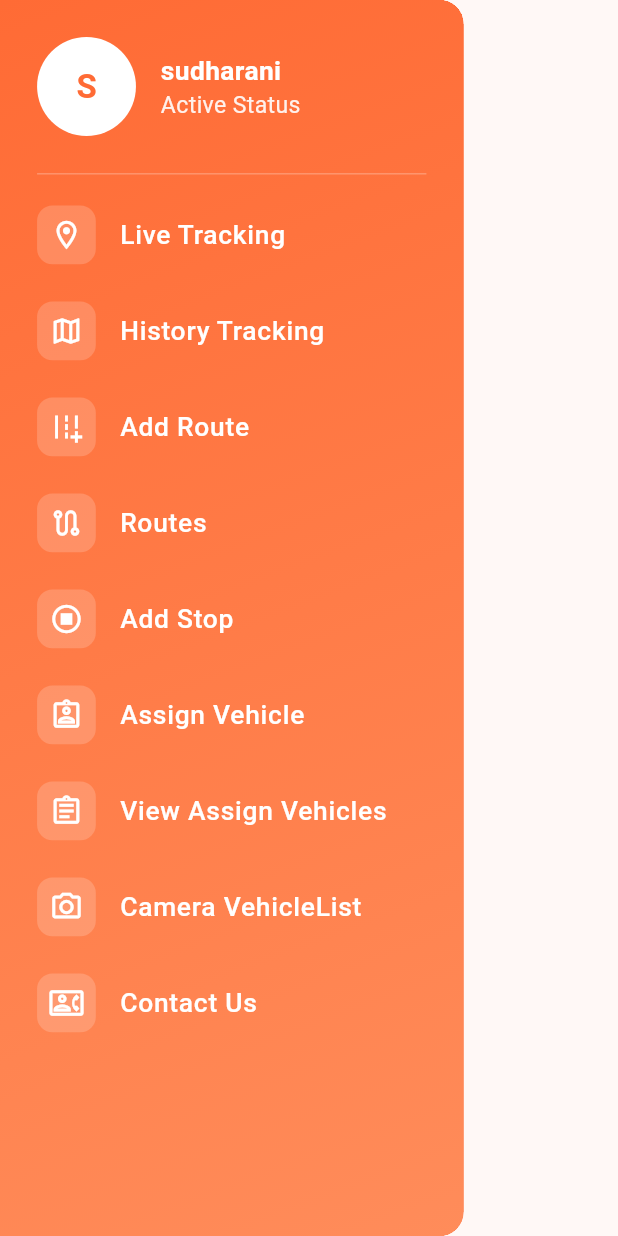
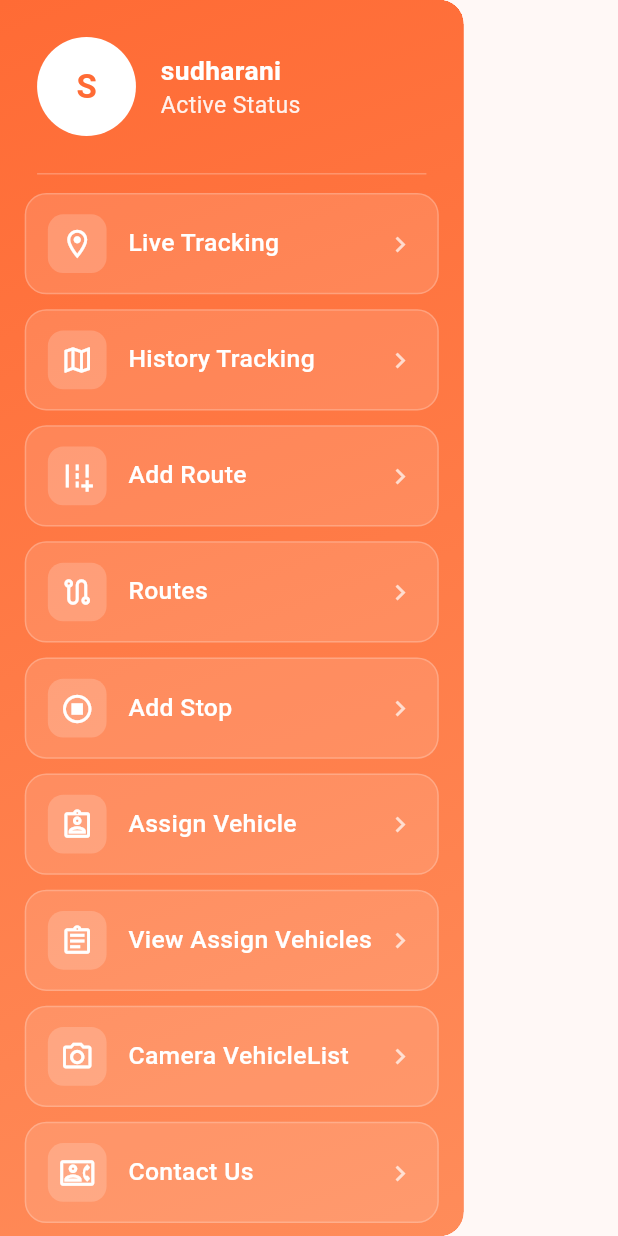
Before and after one commit to katakam26/sts, a Flutter app: the AppSidebar widget shown alone on an empty page, opened directly, on a phone screen of 412 x 824 dp. Run offline on Flutter 3.47's test engine with Material 3 defaults, Android fonts, the phone set to English and light mode, and no system bars; our stand-ins replace bloc, dio, equatable, flutter_bloc, flutter_secure_storage, lucide_icons_flutter; accounts and stored records are empty.

Commit message:
Make sidebar services tappable cards with clear selection feedback
Every drawer entry previously had an empty `onTap: () {}`, so tapping a
service did nothing at all and gave no indication it had registered.

- Each service is now a card: rounded, translucent white over the brand
  gradient, with an icon tile, label and chevron.
- The tapped card turns solid white with brand coloured text and holds
  that state, so it stays visible which service was opened.
- Tapping closes the drawer and confirms with a snackbar naming the
  service; entries backed by a real screen switch the bottom-nav tab via
  a new onSelectDestination callback, the rest say "coming soon".
- Items are data-driven from _SidebarItem instead of nine hand-written
  ListTiles.

Co-Authored-By: Claude Opus 5 (1M context) <noreply@anthropic.com>

```diff
--- a/lib/feature/navigation/bottom_nav.dart
+++ b/lib/feature/navigation/bottom_nav.dart
@@ -307,7 +307,7 @@ class _MainBottomNavState extends State<MainBottomNav>
       },
       child: Scaffold(
         backgroundColor: AppColors.scaffoldBackground,
-        drawer: const AppSidebar(),
+        drawer: AppSidebar(onSelectDestination: _onItemTapped),
         body: Stack(
           children: [
             // ── NotificationListener intercepts ALL scroll events from
--- a/lib/widgets/app_sidebar.dart
+++ b/lib/widgets/app_sidebar.dart
@@ -3,8 +3,83 @@ import '../utils/app_colors.dart';
 import '../utils/app_font_size.dart';
 import '../utils/app_font_weight.dart';
 
-class AppSidebar extends StatelessWidget {
-  const AppSidebar({super.key});
+/// One service entry in the drawer. [tabIndex] points at a bottom-nav
+/// destination when the service already has a screen, and is null while the
+/// service is still to be built.
+class _SidebarItem {
+  final IconData icon;
+  final String title;
+  final int? tabIndex;
+
+  const _SidebarItem(this.icon, this.title, {this.tabIndex});
+}
+
+class AppSidebar extends StatefulWidget {
+  /// Switches the bottom-nav carousel to a tab. Supplied by MainBottomNav.
+  final ValueChanged<int>? onSelectDestination;
+
+  const AppSidebar({super.key, this.onSelectDestination});
+
+  @override
+  State<AppSidebar> createState() => _AppSidebarState();
+}
+
+class _AppSidebarState extends State<AppSidebar> {
+  // Remembers the last service tapped so the drawer shows where you were.
+  int _selectedIndex = -1;
+
+  static const List<_SidebarItem> _items = [
+    _SidebarItem(Icons.location_on_outlined, 'Live Tracking'),
+    _SidebarItem(Icons.map_outlined, 'History Tracking'),
+    _SidebarItem(Icons.add_road_outlined, 'Add Route', tabIndex: 1),
+    _SidebarItem(Icons.route_outlined, 'Routes', tabIndex: 1),
+    _SidebarItem(Icons.stop_circle_outlined, 'Add Stop', tabIndex: 1),
+    _SidebarItem(Icons.assignment_ind_outlined, 'Assign Vehicle'),
+    _SidebarItem(Icons.assignment_outlined, 'View Assign Vehicles'),
+    _SidebarItem(Icons.camera_alt_outlined, 'Camera VehicleList'),
+    _SidebarItem(Icons.contact_phone_outlined, 'Contact Us'),
+  ];
+
+  void _onItemSelected(int index) {
+    final item = _items[index];
+    setState(() => _selectedIndex = index);
+
+    final messenger = ScaffoldMessenger.of(context);
+    final navigator = Navigator.of(context);
+
+    // Let the highlight register before the drawer slides away.
+    Future.delayed(const Duration(milliseconds: 180), () {
+      if (!mounted) return;
+      navigator.pop();
+
+      if (item.tabIndex != null) {
+        widget.onSelectDestination?.call(item.tabIndex!);
+      }
+
+      messenger
+        ..hideCurrentSnackBar()
+        ..showSnackBar(
+          SnackBar(
+            content: Row(
+              children: [
+                Icon(item.icon, color: Colors.white, size: 18),
+                const SizedBox(width: 10),
+                Expanded(
+                  child: Text(
+                    item.tabIndex != null
+                        ? 'Opening ${item.title}'
+                        : '${item.title} is coming soon',
+                  ),
+                ),
+              ],
+            ),
+            backgroundColor: AppColors.primary,
+            behavior: SnackBarBehavior.floating,
+            duration: const Duration(seconds: 2),
+          ),
+        );
+    });
+  }
 
   @override
   Widget build(BuildContext context) {
@@ -81,69 +156,20 @@ class AppSidebar extends StatelessWidget {
                 endIndent: screenWidth * 0.06,
               ),
 
-            // Drawer Items
+              // Service cards
               Expanded(
-              child: ListView(
+                child: ListView.builder(
                   padding: EdgeInsets.symmetric(
-                  horizontal: screenWidth * 0.02,
-                  vertical: screenHeight * 0.01,
+                    horizontal: screenWidth * 0.04,
+                    vertical: screenHeight * 0.015,
                   ),
-                children: [
-                  _buildSidebarItem(
+                  itemCount: _items.length,
+                  itemBuilder: (context, index) => _buildSidebarCard(
                     context,
-                    icon: Icons.location_on_outlined,
-                    title: 'Live Tracking',
-                    onTap: () {},
+                    item: _items[index],
+                    isSelected: _selectedIndex == index,
+                    onTap: () => _onItemSelected(index),
                   ),
-                  _buildSidebarItem(
-                    context,
-                    icon: Icons.map_outlined,
-                    title: 'History Tracking',
-                    onTap: () {},
-                  ),
-                  _buildSidebarItem(
-                    context,
-                    icon: Icons.add_road_outlined,
-                    title: 'Add Route',
-                    onTap: () {},
-                  ),
-                  _buildSidebarItem(
-                    context,
-                    icon: Icons.route_outlined,
-                    title: 'Routes',
-                    onTap: () {},
-                  ),
-                  _buildSidebarItem(
-                    context,
-                    icon: Icons.stop_circle_outlined,
-                    title: 'Add Stop',
-                    onTap: () {},
-                  ),
-                  _buildSidebarItem(
-                    context,
-                    icon: Icons.assignment_ind_outlined,
-                    title: 'Assign Vehicle',
-                    onTap: () {},
-                  ),
-                  _buildSidebarItem(
-                    context,
-                    icon: Icons.assignment_outlined,
-                    title: 'View Assign Vehicles',
-                    onTap: () {},
-                  ),
-                  _buildSidebarItem(
-                    context,
-                    icon: Icons.camera_alt_outlined,
-                    title: 'Camera VehicleList',
-                    onTap: () {},
-                  ),
-                  _buildSidebarItem(
-                    context,
-                    icon: Icons.contact_phone_outlined,
-                    title: 'Contact Us',
-                    onTap: () {},
-                  ),
-                ],
                 ),
               ),
             ],
@@ -153,39 +179,94 @@ class AppSidebar extends StatelessWidget {
     );
   }
 
-  Widget _buildSidebarItem(
+  /// A card per service. The selected one turns solid white with brand
+  /// coloured text, so it stays obvious which service was opened.
+  Widget _buildSidebarCard(
     BuildContext context, {
-    required IconData icon,
-    required String title,
+    required _SidebarItem item,
+    required bool isSelected,
     required VoidCallback onTap,
   }) {
     final screenWidth = MediaQuery.of(context).size.width;
+    final screenHeight = MediaQuery.of(context).size.height;
+    final Color foreground = isSelected ? AppColors.primary : Colors.white;
 
-    return ListTile(
-      leading: Container(
+    return Padding(
+      padding: EdgeInsets.only(bottom: screenHeight * 0.012),
+      child: AnimatedContainer(
+        duration: const Duration(milliseconds: 200),
+        curve: Curves.easeOut,
+        decoration: BoxDecoration(
+          color: isSelected
+              ? Colors.white
+              : Colors.white.withValues(alpha: 0.12),
+          borderRadius: BorderRadius.circular(screenWidth * 0.035),
+          border: Border.all(
+            color: Colors.white.withValues(alpha: isSelected ? 1.0 : 0.22),
+          ),
+          boxShadow: isSelected
+              ? [
+                  BoxShadow(
+                    color: Colors.black.withValues(alpha: 0.12),
+                    blurRadius: screenWidth * 0.03,
+                    offset: const Offset(0, 4),
+                  ),
+                ]
+              : null,
+        ),
+        child: Material(
+          color: Colors.transparent,
+          borderRadius: BorderRadius.circular(screenWidth * 0.035),
+          child: InkWell(
+            onTap: onTap,
+            borderRadius: BorderRadius.circular(screenWidth * 0.035),
+            splashColor: Colors.white.withValues(alpha: 0.25),
+            child: Padding(
+              padding: EdgeInsets.symmetric(
+                horizontal: screenWidth * 0.035,
+                vertical: screenHeight * 0.016,
+              ),
+              child: Row(
+                children: [
+                  Container(
                     padding: EdgeInsets.all(screenWidth * 0.02),
                     decoration: BoxDecoration(
-          color: Colors.white.withValues(alpha: 0.18),
+                      color: isSelected
+                          ? AppColors.primary.withValues(alpha: 0.12)
+                          : Colors.white.withValues(alpha: 0.18),
                       borderRadius: BorderRadius.circular(screenWidth * 0.025),
                     ),
                     child: Icon(
-          icon,
-          color: Colors.white,
+                      item.icon,
+                      color: foreground,
                       size: screenWidth * 0.055,
                     ),
                   ),
-      title: Text(
-        title,
+                  SizedBox(width: screenWidth * 0.035),
+                  Expanded(
+                    child: Text(
+                      item.title,
                       style: TextStyle(
-          color: Colors.white,
-          fontSize: AppFontSize.h6(context),
-          fontWeight: AppFontWeight.medium,
+                        color: foreground,
+                        fontSize: AppFontSize.text2(context),
+                        fontWeight: isSelected
+                            ? AppFontWeight.bold
+                            : AppFontWeight.medium,
+                      ),
+                      maxLines: 1,
+                      overflow: TextOverflow.ellipsis,
                     ),
                   ),
-      onTap: onTap,
-      contentPadding: EdgeInsets.symmetric(
-        horizontal: screenWidth * 0.04,
-        vertical: 4,
+                  Icon(
+                    Icons.chevron_right,
+                    color: foreground.withValues(alpha: 0.7),
+                    size: screenWidth * 0.05,
+                  ),
+                ],
+              ),
+            ),
+          ),
+        ),
       ),
     );
   }
```
Lines whose indentation alone changed are shown as unchanged.
